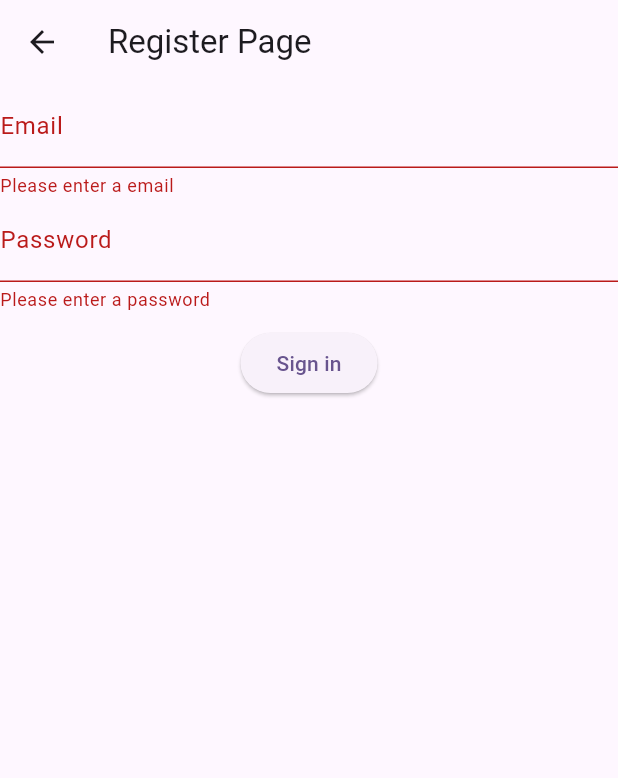
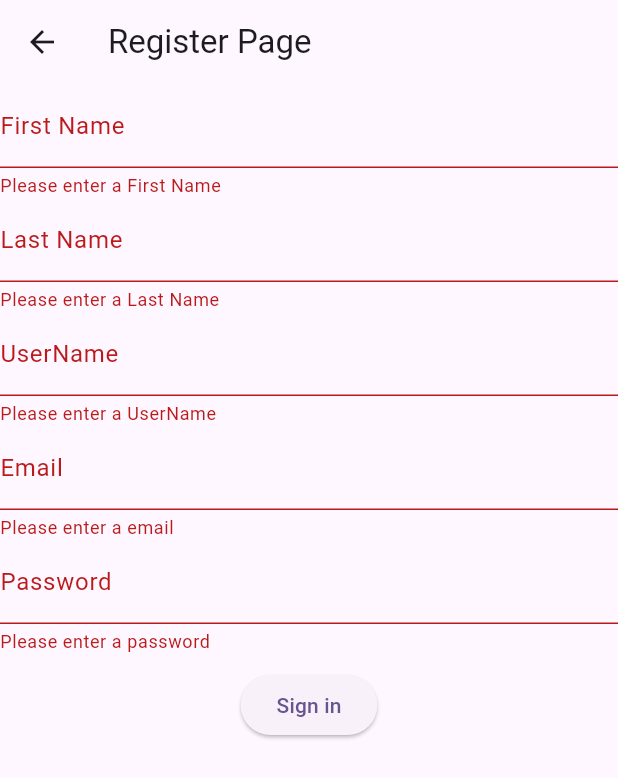
Before and after one commit to divory2/Travel_Buddy_APP, a Flutter app: the RegisterEmail screen opened directly with empty values, after a tap on "Sign in", on a phone screen of 412 x 824 dp. Shown: the top 778 px of the screen. Run offline on Flutter 3.47's test engine with Material 3 defaults, Android fonts, the phone set to English and light mode, and no system bars; our stand-ins replace cloud_firestore, firebase_auth, firebase_core; accounts and stored records are empty; generated files the repository leaves out were written again.

Commit message:
added input fields to capture first and lastname and username

```diff
--- a/lib/register_email.dart
+++ b/lib/register_email.dart
@@ -15,6 +15,20 @@ class _RegisterEmailState extends State<RegisterEmail>{
   final GlobalKey<FormState> _formKey = GlobalKey<FormState>();
    final TextEditingController _emailController = TextEditingController();
   final TextEditingController _passwordController = TextEditingController();
+ final TextEditingController _firstNameController = TextEditingController();
+  final TextEditingController _lastNameController = TextEditingController();
+  final TextEditingController _userNameController = TextEditingController();
+
+  @override
+  void dispose(){
+    _emailController.dispose();
+    _passwordController.dispose();
+    _firstNameController.dispose();
+    _lastNameController.dispose();
+    _userNameController.dispose();
+    super.dispose();
+  }
+  FirebaseFirestore _dataBase = FirebaseFirestore.instance; //db instance
   bool _sucess =false;
   bool _initialState = true;
 
@@ -28,6 +42,7 @@ class _RegisterEmailState extends State<RegisterEmail>{
       final UserCredential = await widget.auth.createUserWithEmailAndPassword(email: _emailController.text, password: _passwordController.text);
 
       print("****after register");
+
       setState(() {
         _sucess =true;
         _userEmail = UserCredential.user?.email ?? '';
@@ -35,6 +50,17 @@ class _RegisterEmailState extends State<RegisterEmail>{
 
 
       });
+      print("**********before insert into db");
+         _dataBase.collection('Profile').doc(UserCredential.user?.uid).set({
+        'email': _userEmail,
+        'userName': _userNameController.text,
+        'firstName': _firstNameController.text,
+        'lastName': _lastNameController.text,
+        'CreatedAt': Timestamp.now(),
+
+
+      }).onError((e, _) => print("Error writing document: $e"));
+      print("**********After insert into db");
       Navigator.pushReplacement(context, MaterialPageRoute(builder: (context)=> MainMenu(user: UserCredential)));
 
 
@@ -64,6 +90,36 @@ Widget build(BuildContext context) {
       key: _formKey,
       child: Column(
         children: [
+          TextFormField(
+              controller: _firstNameController,
+              decoration: InputDecoration(labelText: 'First Name'),
+              validator: (value) {
+                if(value?.isEmpty?? true){
+                  return 'Please enter a First Name';
+                }
+                return null;
+              },
+          ),
+           TextFormField(
+              controller: _lastNameController,
+              decoration: InputDecoration(labelText: 'Last Name'),
+              validator: (value) {
+                if(value?.isEmpty?? true){
+                  return 'Please enter a Last Name';
+                }
+                return null;
+              },
+          ),
+          TextFormField(
+              controller: _userNameController,
+              decoration: InputDecoration(labelText: 'UserName'),
+              validator: (value) {
+                if(value?.isEmpty?? true){
+                  return 'Please enter a UserName';
+                }
+                return null;
+              },
+          ),
           TextFormField(
               controller: _emailController,
               decoration: InputDecoration(labelText: 'Email'),
```
